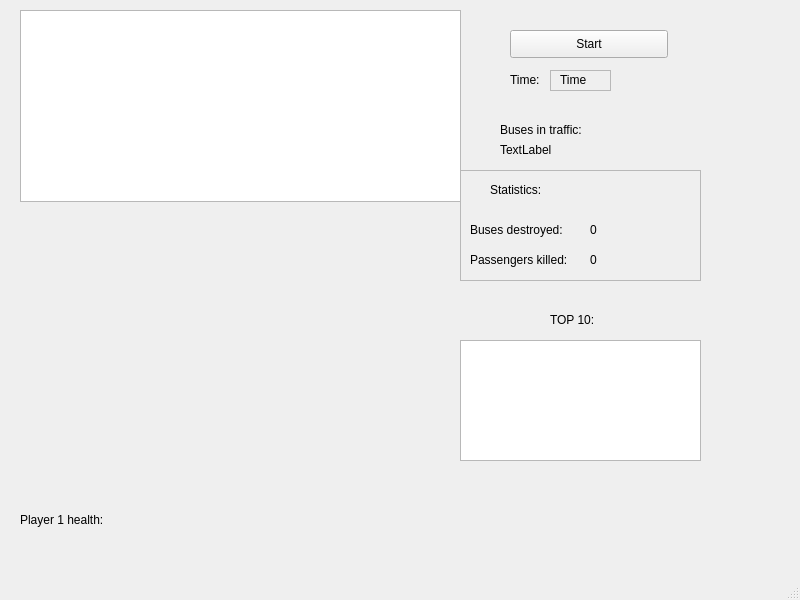
The window that Game/mainwindow.ui (kanniai/tuni-programming) describes before a commit, drawn with Qt 5.
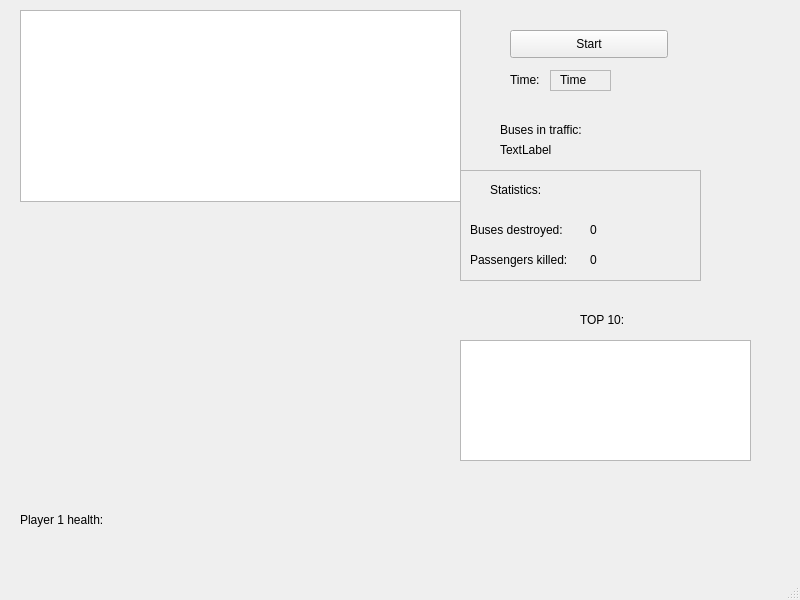
The same window after the commit.

```diff
--- a/Game/mainwindow.ui
+++ b/Game/mainwindow.ui
@@ -269,7 +269,7 @@
      <rect>
       <x>460</x>
       <y>340</y>
-      <width>241</width>
+      <width>291</width>
       <height>121</height>
      </rect>
     </property>
@@ -277,7 +277,7 @@
    <widget class="QLabel" name="top10Label">
     <property name="geometry">
      <rect>
-      <x>550</x>
+      <x>580</x>
       <y>310</y>
       <width>63</width>
       <height>20</height>
```
